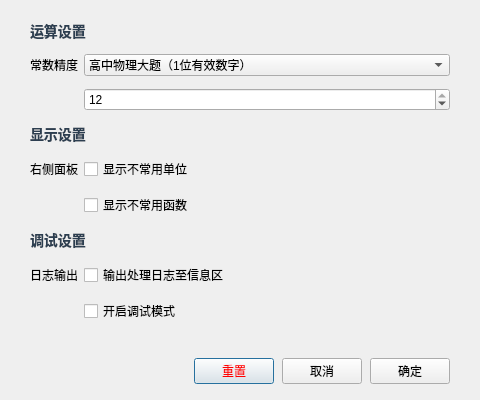
Old version of the form ui/settings.ui in the repository ljx-13/DimCalculator.
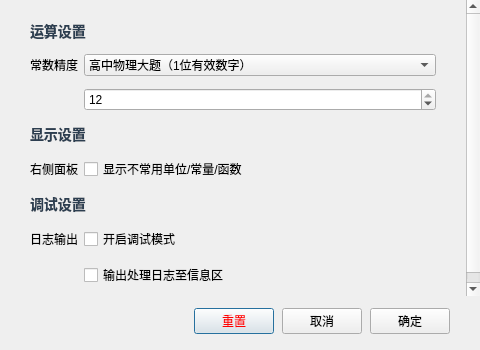
New version of the form.

Commit message: 实现右侧面板不常用项是否显示设置

What changed in the file:
```diff
--- a/ui/settings.ui
+++ b/ui/settings.ui
@@ -7,7 +7,7 @@
     <x>0</x>
     <y>0</y>
     <width>480</width>
-    <height>400</height>
+    <height>350</height>
    </rect>
   </property>
   <property name="windowTitle">
@@ -64,7 +64,7 @@
         <x>0</x>
         <y>0</y>
         <width>480</width>
-        <height>344</height>
+        <height>294</height>
        </rect>
       </property>
       <layout class="QFormLayout" name="formLayout">
@@ -164,18 +164,11 @@
        <item row="4" column="1">
         <widget class="QCheckBox" name="checkUnusualUnit">
          <property name="text">
-          <string>显示不常用单位</string>
+          <string>显示不常用单位/常量/函数</string>
          </property>
         </widget>
        </item>
-       <item row="5" column="1">
-        <widget class="QCheckBox" name="checkUnusualFunc">
-         <property name="text">
-          <string>显示不常用函数</string>
-         </property>
-        </widget>
-       </item>
-       <item row="6" column="0" colspan="2">
+       <item row="5" column="0" colspan="2">
         <widget class="QLabel" name="_debug">
          <property name="styleSheet">
           <string notr="true">font-weight: bold; color: #2c3e50; font-size: 14px;</string>
@@ -185,13 +178,20 @@
          </property>
         </widget>
        </item>
-       <item row="7" column="0">
+       <item row="6" column="0">
         <widget class="QLabel" name="label_5">
          <property name="text">
           <string>日志输出</string>
          </property>
         </widget>
        </item>
+       <item row="6" column="1">
+        <widget class="QCheckBox" name="startDebug">
+         <property name="text">
+          <string>开启调试模式</string>
+         </property>
+        </widget>
+       </item>
        <item row="7" column="1">
         <widget class="QCheckBox" name="output2infoArea">
          <property name="text">
@@ -199,13 +199,6 @@
          </property>
         </widget>
        </item>
-       <item row="8" column="1">
-        <widget class="QCheckBox" name="startDebug">
-         <property name="text">
-          <string>开启调试模式</string>
-         </property>
-        </widget>
-       </item>
       </layout>
      </widget>
     </widget>
```
Left out of the diff: 2 changed lines with no effect on the pictures. The commit also changes 3 other files.
